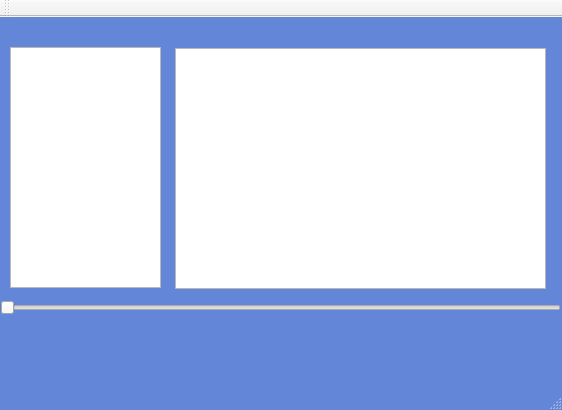
Before: the Qt Designer form mainwindow.ui in VictoriaOtm/Accord, drawn with Qt 5.
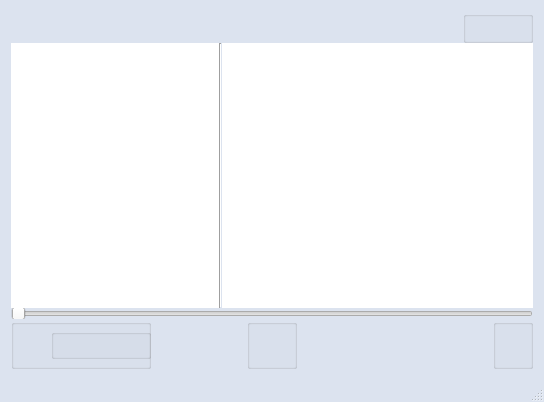
After: the same form once the commit is applied. Icons and pictures are not drawn.

Commit message: removing audio error presentation fixed

The edit to the form file:
```diff
--- a/mainwindow.ui
+++ b/mainwindow.ui
@@ -9,8 +9,8 @@
    <rect>
     <x>0</x>
     <y>0</y>
-    <width>562</width>
-    <height>410</height>
+    <width>544</width>
+    <height>402</height>
    </rect>
   </property>
   <property name="maximumSize">
@@ -24,18 +24,280 @@
   </property>
   <property name="styleSheet">
    <string notr="true">#MainWindow{
-	background-color: #6386d8;
+	background-color: #dce3ef;
 }</string>
   </property>
   <widget class="QWidget" name="centralWidget">
+   <layout class="QVBoxLayout" name="verticalLayout_2">
+    <item>
+     <layout class="QVBoxLayout" name="verticalLayout">
+      <property name="spacing">
+       <number>0</number>
+      </property>
+      <item>
+       <layout class="QHBoxLayout" name="horizontalLayout_3">
+        <property name="spacing">
+         <number>0</number>
+        </property>
+        <item>
+         <spacer name="horizontalSpacer">
+          <property name="orientation">
+           <enum>Qt::Horizontal</enum>
+          </property>
+          <property name="sizeType">
+           <enum>QSizePolicy::Expanding</enum>
+          </property>
+          <property name="sizeHint" stdset="0">
+           <size>
+            <width>40</width>
+            <height>20</height>
+           </size>
+          </property>
+         </spacer>
+        </item>
+        <item>
+         <widget class="QGroupBox" name="groupBox_6">
+          <property name="sizePolicy">
+           <sizepolicy hsizetype="Expanding" vsizetype="Preferred">
+            <horstretch>0</horstretch>
+            <verstretch>0</verstretch>
+           </sizepolicy>
+          </property>
+          <property name="minimumSize">
+           <size>
+            <width>70</width>
+            <height>32</height>
+           </size>
+          </property>
+          <property name="maximumSize">
+           <size>
+            <width>70</width>
+            <height>16777215</height>
+           </size>
+          </property>
+          <property name="title">
+           <string/>
+          </property>
+          <widget class="QPushButton" name="plusButton">
+           <property name="geometry">
+            <rect>
+             <x>0</x>
+             <y>0</y>
+             <width>30</width>
+             <height>30</height>
+            </rect>
+           </property>
+           <property name="styleSheet">
+            <string notr="true">#plusButton {
+	background-color: transparent;
+	border-image: url(:images/plus.png);
+	background: none;
+	border: none;
+	background-repeat: none;
+}</string>
+           </property>
+           <property name="text">
+            <string/>
+           </property>
+          </widget>
+          <widget class="QPushButton" name="minusButton">
+           <property name="geometry">
+            <rect>
+             <x>40</x>
+             <y>0</y>
+             <width>30</width>
+             <height>30</height>
+            </rect>
+           </property>
+           <property name="styleSheet">
+            <string notr="true">#minusButton {
+	background-color: transparent;
+	border-image: url(:images/minus.png);
+	background: none;
+	border: none;
+	background-repeat: none;
+}</string>
+           </property>
+           <property name="text">
+            <string/>
+           </property>
+          </widget>
+         </widget>
+        </item>
+       </layout>
+      </item>
+      <item>
+       <layout class="QHBoxLayout" name="horizontalLayout">
+        <property name="spacing">
+         <number>0</number>
+        </property>
+        <property name="sizeConstraint">
+         <enum>QLayout::SetDefaultConstraint</enum>
+        </property>
+        <item>
+         <widget class="QListWidget" name="playListWidget">
+          <property name="sizePolicy">
+           <sizepolicy hsizetype="Preferred" vsizetype="Expanding">
+            <horstretch>40</horstretch>
+            <verstretch>0</verstretch>
+           </sizepolicy>
+          </property>
+          <property name="styleSheet">
+           <string notr="true">#playListWidget {
+	background-color: white;
+	border: none;
+}
+</string>
+          </property>
+          <property name="currentRow">
+           <number>-1</number>
+          </property>
+         </widget>
+        </item>
+        <item>
+         <widget class="Line" name="line">
+          <property name="styleSheet">
+           <string notr="true"/>
+          </property>
+          <property name="orientation">
+           <enum>Qt::Vertical</enum>
+          </property>
+         </widget>
+        </item>
+        <item>
+         <widget class="QListWidget" name="curAudioListWidget">
+          <property name="sizePolicy">
+           <sizepolicy hsizetype="Expanding" vsizetype="Minimum">
+            <horstretch>60</horstretch>
+            <verstretch>0</verstretch>
+           </sizepolicy>
+          </property>
+          <property name="font">
+           <font>
+            <weight>75</weight>
+            <bold>true</bold>
+           </font>
+          </property>
+          <property name="styleSheet">
+           <string notr="true">#curAudioListWidget {
+	background-color: white;
+	border: none;
+}
+</string>
+          </property>
+         </widget>
+        </item>
+       </layout>
+      </item>
+      <item>
+       <widget class="QSlider" name="timeSlider">
+        <property name="sizePolicy">
+         <sizepolicy hsizetype="Expanding" vsizetype="Fixed">
+          <horstretch>0</horstretch>
+          <verstretch>0</verstretch>
+         </sizepolicy>
+        </property>
+        <property name="font">
+         <font>
+          <family>Ubuntu</family>
+          <weight>50</weight>
+          <italic>true</italic>
+          <bold>false</bold>
+          <strikeout>false</strikeout>
+         </font>
+        </property>
+        <property name="styleSheet">
+         <string notr="true">#timeSlider {
+	padding-top: -4px;
+}</string>
+        </property>
+        <property name="orientation">
+         <enum>Qt::Horizontal</enum>
+        </property>
+       </widget>
+      </item>
+      <item>
+       <layout class="QHBoxLayout" name="horizontalLayout_2">
+        <item>
+         <widget class="QGroupBox" name="volumeMainBox">
+          <property name="sizePolicy">
+           <sizepolicy hsizetype="Fixed" vsizetype="Preferred">
+            <horstretch>0</horstretch>
+            <verstretch>0</verstretch>
+           </sizepolicy>
+          </property>
+          <property name="minimumSize">
+           <size>
+            <width>140</width>
+            <height>0</height>
+           </size>
+          </property>
+          <property name="title">
+           <string/>
+          </property>
+          <widget class="QGroupBox" name="volumeBox">
+           <property name="geometry">
+            <rect>
+             <x>40</x>
+             <y>10</y>
+             <width>100</width>
+             <height>30</height>
+            </rect>
+           </property>
+           <property name="title">
+            <string/>
+           </property>
+          </widget>
+          <widget class="QPushButton" name="volumeButton">
+           <property name="geometry">
+            <rect>
+             <x>0</x>
+             <y>5</y>
+             <width>40</width>
+             <height>40</height>
+            </rect>
+           </property>
+           <property name="styleSheet">
+            <string notr="true">#volumeButton {
+	background-color: transparent;
+	border-image: url(:images/volume.png);
+	background: none;
+	border: none;
+	background-repeat: none;
+}</string>
+           </property>
+           <property name="text">
+            <string/>
+           </property>
+          </widget>
+         </widget>
+        </item>
+        <item>
+         <spacer name="horizontalSpacer_2">
+          <property name="orientation">
+           <enum>Qt::Horizontal</enum>
+          </property>
+          <property name="sizeHint" stdset="0">
+           <size>
+            <width>40</width>
+            <height>20</height>
+           </size>
+          </property>
+         </spacer>
+        </item>
+        <item>
    <widget class="QGroupBox" name="groupBox">
-    <property name="geometry">
-     <rect>
-      <x>206</x>
-      <y>300</y>
-      <width>150</width>
+          <property name="sizePolicy">
+           <sizepolicy hsizetype="Fixed" vsizetype="Maximum">
+            <horstretch>0</horstretch>
+            <verstretch>0</verstretch>
+           </sizepolicy>
+          </property>
+          <property name="minimumSize">
+           <size>
+            <width>250</width>
       <height>50</height>
-     </rect>
+           </size>
     </property>
     <property name="styleSheet">
      <string notr="true">#groupBox {
@@ -89,47 +351,70 @@
 	background: none;
 	border: none;
 	background-repeat: none;
+}
+
+#prevButton:hover {
+	background-color: white;
 }</string>
      </property>
      <property name="text">
       <string/>
      </property>
     </widget>
-   </widget>
-   <widget class="QListWidget" name="playListWidget">
+          <widget class="QGroupBox" name="playPauseBox">
     <property name="geometry">
      <rect>
-      <x>10</x>
-      <y>30</y>
-      <width>151</width>
-      <height>241</height>
-     </rect>
-    </property>
-    <property name="styleSheet">
-     <string notr="true">#listWidget {
-	background-color: #e0ffff;
-}
-</string>
-    </property>
-   </widget>
-   <widget class="QSlider" name="audioTimeSlider">
-    <property name="geometry">
-     <rect>
-      <x>0</x>
-      <y>280</y>
-      <width>561</width>
-      <height>21</height>
-     </rect>
-    </property>
+             <x>50</x>
+             <y>0</y>
+             <width>50</width>
+             <height>50</height>
+            </rect>
+           </property>
+           <property name="title">
+            <string/>
+           </property>
+          </widget>
+          <zorder>nextButton</zorder>
+          <zorder>prevButton</zorder>
+          <zorder>playPauseBox</zorder>
+          <zorder>settingsBox</zorder>
+         </widget>
+        </item>
+        <item>
+         <spacer name="horizontalSpacer_3">
     <property name="orientation">
      <enum>Qt::Horizontal</enum>
     </property>
-   </widget>
+          <property name="sizeHint" stdset="0">
+           <size>
+            <width>40</width>
+            <height>20</height>
+           </size>
+          </property>
+         </spacer>
+        </item>
+        <item>
+         <widget class="QGroupBox" name="settingsBox">
+          <property name="sizePolicy">
+           <sizepolicy hsizetype="Fixed" vsizetype="Preferred">
+            <horstretch>0</horstretch>
+            <verstretch>0</verstretch>
+           </sizepolicy>
+          </property>
+          <property name="minimumSize">
+           <size>
+            <width>40</width>
+            <height>0</height>
+           </size>
+          </property>
+          <property name="title">
+           <string/>
+          </property>
    <widget class="QPushButton" name="settingsButton">
     <property name="geometry">
      <rect>
-      <x>25</x>
-      <y>305</y>
+             <x>0</x>
+             <y>5</y>
       <width>40</width>
       <height>40</height>
      </rect>
@@ -147,88 +432,13 @@
      <string/>
     </property>
    </widget>
-   <widget class="QPushButton" name="volumeButton">
-    <property name="geometry">
-     <rect>
-      <x>490</x>
-      <y>305</y>
-      <width>40</width>
-      <height>40</height>
-     </rect>
-    </property>
-    <property name="styleSheet">
-     <string notr="true">#volumeButton {
-	background-color: transparent;
-	border-image: url(:images/volume.png);
-	background: none;
-	border: none;
-	background-repeat: none;
-}</string>
-    </property>
-    <property name="text">
-     <string/>
-    </property>
-   </widget>
-   <widget class="QPushButton" name="plusButton">
-    <property name="geometry">
-     <rect>
-      <x>510</x>
-      <y>0</y>
-      <width>30</width>
-      <height>30</height>
-     </rect>
-    </property>
-    <property name="styleSheet">
-     <string notr="true">#plusButton {
-	background-color: transparent;
-	border-image: url(:images/plus.png);
-	background: none;
-	border: none;
-	background-repeat: none;
-}</string>
-    </property>
-    <property name="text">
-     <string/>
-    </property>
-   </widget>
-   <widget class="QPushButton" name="minusButton">
-    <property name="geometry">
-     <rect>
-      <x>470</x>
-      <y>0</y>
-      <width>30</width>
-      <height>30</height>
-     </rect>
-    </property>
-    <property name="styleSheet">
-     <string notr="true">#minusButton {
-	background-color: transparent;
-	border-image: url(:images/minus.png);
-	background: none;
-	border: none;
-	background-repeat: none;
-}</string>
-    </property>
-    <property name="text">
-     <string/>
-    </property>
-   </widget>
-   <widget class="QListWidget" name="curAudioListWidget">
-    <property name="geometry">
-     <rect>
-      <x>175</x>
-      <y>31</y>
-      <width>371</width>
-      <height>241</height>
-     </rect>
-    </property>
-    <property name="font">
-     <font>
-      <weight>75</weight>
-      <bold>true</bold>
-     </font>
-    </property>
-   </widget>
+         </widget>
+        </item>
+       </layout>
+      </item>
+     </layout>
+    </item>
+   </layout>
   </widget>
   <widget class="QMenuBar" name="menuBar">
    <property name="geometry">
@@ -240,14 +450,6 @@
     </rect>
    </property>
   </widget>
-  <widget class="QToolBar" name="mainToolBar">
-   <attribute name="toolBarArea">
-    <enum>TopToolBarArea</enum>
-   </attribute>
-   <attribute name="toolBarBreak">
-    <bool>false</bool>
-   </attribute>
-  </widget>
   <widget class="QStatusBar" name="statusBar"/>
  </widget>
  <layoutdefault spacing="6" margin="11"/>
```
Left out of the diff: 6 changed lines with no effect on the pictures. Lines whose indentation alone changed are shown as unchanged. The commit also changes 14 other files.
